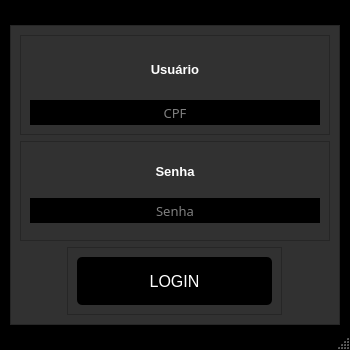
This is interfaces/tela_Login.ui in projeto-padaria/Padaria as Qt 5 draws it before an edit. The edited form follows.
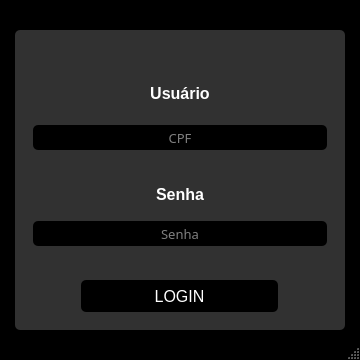
This is the edited form. Icons and pictures are not drawn.

What changed in the file:
```diff
--- a/interfaces/tela_Login.ui
+++ b/interfaces/tela_Login.ui
@@ -6,45 +6,38 @@
    <rect>
     <x>0</x>
     <y>0</y>
-    <width>350</width>
-    <height>350</height>
+    <width>360</width>
+    <height>360</height>
    </rect>
   </property>
   <property name="minimumSize">
    <size>
-    <width>350</width>
-    <height>350</height>
+    <width>360</width>
+    <height>360</height>
    </size>
   </property>
   <property name="maximumSize">
    <size>
-    <width>350</width>
-    <height>350</height>
+    <width>360</width>
+    <height>360</height>
    </size>
   </property>
   <property name="windowTitle">
    <string>MainWindow</string>
   </property>
   <property name="styleSheet">
-   <string notr="true">
-
-</string>
+   <string notr="true"/>
   </property>
   <widget class="QWidget" name="centralwidget">
    <property name="minimumSize">
     <size>
      <width>350</width>
-     <height>350</height>
-    </size>
-   </property>
-   <property name="maximumSize">
-    <size>
-     <width>350</width>
-     <height>350</height>
+     <height>360</height>
     </size>
    </property>
    <property name="styleSheet">
-    <string notr="true">background-color: rgb(0, 0, 0);</string>
+    <string notr="true">background-color: rgb(0, 0, 0);
+</string>
    </property>
    <layout class="QVBoxLayout" name="verticalLayout">
     <property name="topMargin">
@@ -77,7 +70,8 @@
        </size>
       </property>
       <property name="styleSheet">
-       <string notr="true">background-color:rgb(49, 49, 49)</string>
+       <string notr="true">background-color:rgb(49, 49, 49);
+border-radius: 5px;</string>
       </property>
       <property name="frameShape">
        <enum>QFrame::StyledPanel</enum>
@@ -86,6 +80,13 @@
        <enum>QFrame::Raised</enum>
       </property>
       <layout class="QVBoxLayout" name="verticalLayout_2">
+       <item>
+        <widget class="QLabel" name="label">
+         <property name="text">
+          <string>&lt;html&gt;&lt;head/&gt;&lt;body&gt;&lt;p align=&quot;center&quot;&gt;&lt;img src=&quot;:/icons/icons/login.png&quot;/&gt;&lt;/p&gt;&lt;/body&gt;&lt;/html&gt;</string>
+         </property>
+        </widget>
+       </item>
        <item>
         <widget class="QFrame" name="frame_2">
          <property name="minimumSize">
@@ -128,13 +129,13 @@
             <property name="minimumSize">
              <size>
               <width>280</width>
-              <height>25</height>
+              <height>10</height>
              </size>
             </property>
             <property name="maximumSize">
              <size>
               <width>300</width>
-              <height>25</height>
+              <height>100</height>
              </size>
             </property>
             <property name="font">
@@ -143,7 +144,7 @@
              </font>
             </property>
             <property name="text">
-             <string>&lt;html&gt;&lt;head/&gt;&lt;body&gt;&lt;p align=&quot;center&quot;&gt;&lt;span style=&quot; font-weight:600;&quot;&gt;Usuário&lt;/span&gt;&lt;/p&gt;&lt;/body&gt;&lt;/html&gt;</string>
+             <string>&lt;html&gt;&lt;head/&gt;&lt;body&gt;&lt;p align=&quot;center&quot;&gt;&lt;span style=&quot; font-size:12pt; font-weight:600;&quot;&gt;Usuário&lt;/span&gt;&lt;/p&gt;&lt;/body&gt;&lt;/html&gt;</string>
             </property>
             <property name="alignment">
              <set>Qt::AlignCenter</set>
@@ -244,7 +245,7 @@
              </font>
             </property>
             <property name="text">
-             <string>&lt;html&gt;&lt;head/&gt;&lt;body&gt;&lt;p align=&quot;center&quot;&gt;&lt;span style=&quot; font-weight:600;&quot;&gt;Senha&lt;/span&gt;&lt;/p&gt;&lt;/body&gt;&lt;/html&gt;</string>
+             <string>&lt;html&gt;&lt;head/&gt;&lt;body&gt;&lt;p align=&quot;center&quot;&gt;&lt;span style=&quot; font-size:12pt; font-weight:600;&quot;&gt;Senha&lt;/span&gt;&lt;/p&gt;&lt;/body&gt;&lt;/html&gt;</string>
             </property>
            </widget>
           </item>
```
Left out of the diff: 4 changed lines with no effect on the pictures.
